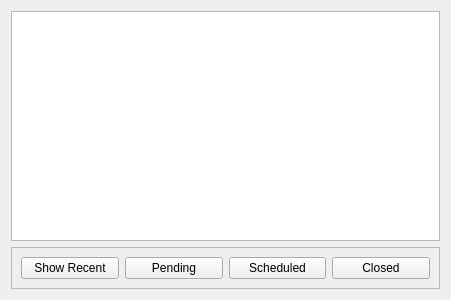
First picture: the form in drc/gui/mediationbrowser.ui, repository lansdon/cpts483_drc, before the edit.
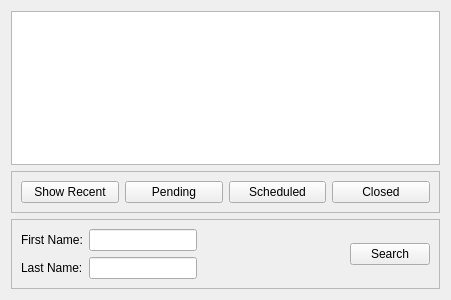
Second picture: the form after the edit.

Commit message: Adds mediation query chain for searching by name. Note: DB function needs to use the find stuff you've been working on!   Query fields added to Mediation Browser.

Patch:
```diff
--- a/drc/gui/mediationbrowser.ui
+++ b/drc/gui/mediationbrowser.ui
@@ -63,6 +63,55 @@
      </layout>
     </widget>
    </item>
+   <item row="0" column="0">
+    <widget class="QTableWidget" name="tableWidget"/>
+   </item>
+   <item row="2" column="0">
+    <widget class="QFrame" name="searchFrame">
+     <property name="frameShape">
+      <enum>QFrame::StyledPanel</enum>
+     </property>
+     <property name="frameShadow">
+      <enum>QFrame::Raised</enum>
+     </property>
+     <layout class="QHBoxLayout" name="horizontalLayout_2">
+      <item>
+       <layout class="QFormLayout" name="formLayout">
+        <property name="fieldGrowthPolicy">
+         <enum>QFormLayout::FieldsStayAtSizeHint</enum>
+        </property>
+        <item row="0" column="0">
+         <widget class="QLabel" name="_firstNameLabel">
+          <property name="text">
+           <string>First Name:</string>
+          </property>
+         </widget>
+        </item>
+        <item row="0" column="1">
+         <widget class="QLineEdit" name="firstnameLineEdit"/>
+        </item>
+        <item row="1" column="0">
+         <widget class="QLabel" name="_lastNameLabel">
+          <property name="text">
+           <string>Last Name:</string>
+          </property>
+         </widget>
+        </item>
+        <item row="1" column="1">
+         <widget class="QLineEdit" name="lastnameLineEdit"/>
+        </item>
+       </layout>
+      </item>
+      <item>
+       <widget class="QPushButton" name="searchBtn">
+        <property name="text">
+         <string>Search</string>
+        </property>
+       </widget>
+      </item>
+     </layout>
+    </widget>
+   </item>
   </layout>
  </widget>
  <resources/>
```
Left out of the diff: 5 changed lines with no effect on the pictures. The commit also changes 8 other files.
